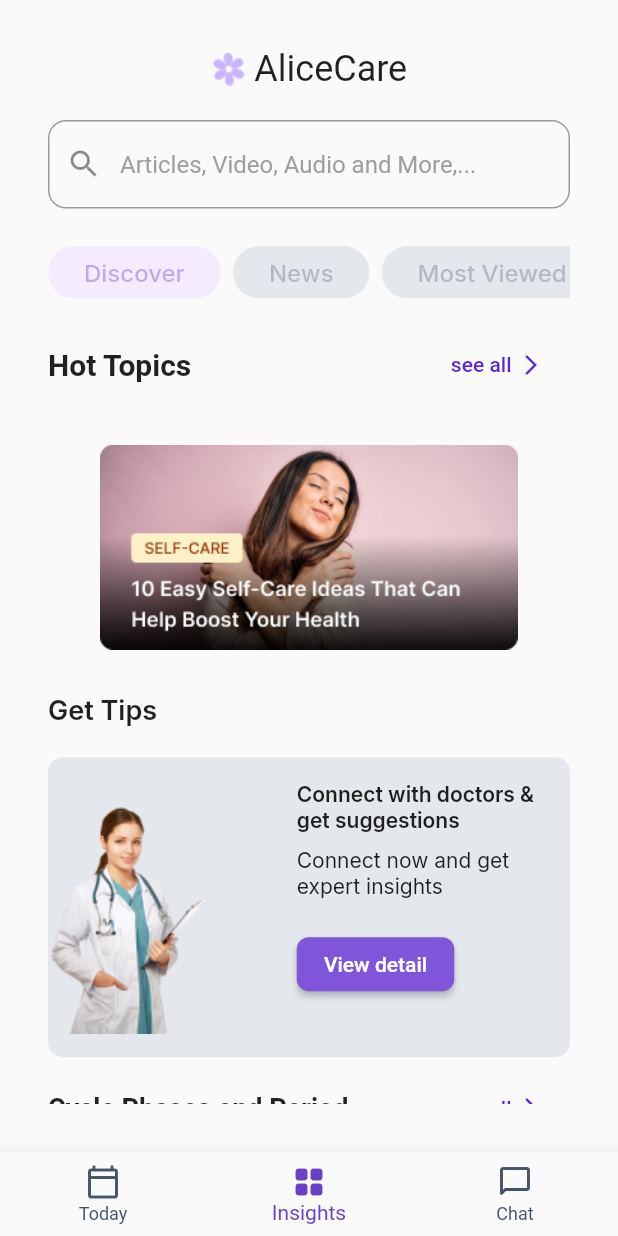
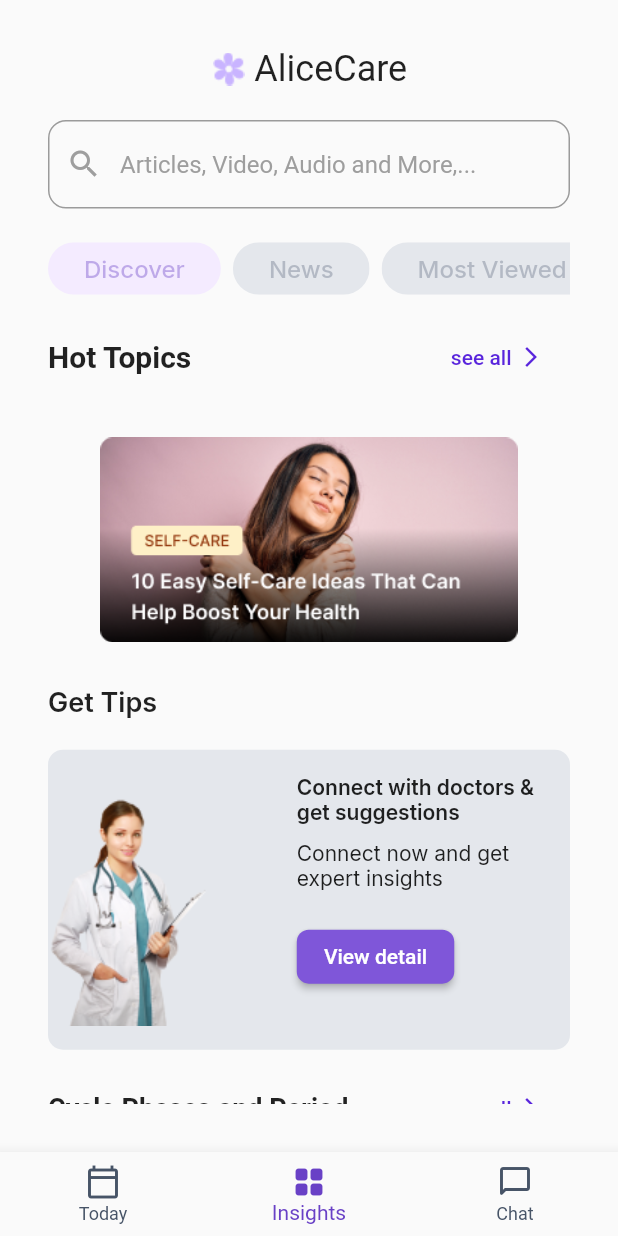
Before and after one commit to HatemReda7/exam_app, a Flutter app: the ThirdScreen screen opened by its route, on a phone screen of 412 x 824 dp. Run offline on Flutter 3.47's test engine with Material 2 defaults, Android fonts, the phone set to English and light mode, and no system bars; drawn by our look-alikes of carousel_slider; our stand-ins replace google_fonts; Roboto replaces fonts that are missing (Milonga).

Commit message:
edited color, and the size box

```diff
--- a/lib/third_screen.dart
+++ b/lib/third_screen.dart
@@ -30,14 +30,15 @@ class ThirdScreen extends StatelessWidget {
               TextFormField(
                 decoration: InputDecoration(
                   prefixIcon: const Icon(Icons.search),
+                  prefixIconColor: Colors.grey[500],
                   hintText: "Articles, Video, Audio and More,...",
-                  hintStyle: const TextStyle(color: Colors.grey,fontSize: 16,fontWeight: FontWeight.w400,),
+                  hintStyle: TextStyle(color: Colors.grey[500],fontSize: 16,fontWeight: FontWeight.w400,),
                   border: OutlineInputBorder(borderSide: const BorderSide(width: 2,color: Colors.grey),borderRadius: BorderRadius.circular(12))
                 ),
               ),
               const SizedBox(height: 20,),
               SizedBox(
-                height: 45,
+                height: 40,
                 child: ListView(
                   scrollDirection: Axis.horizontal,
                   children: [
@@ -47,7 +48,7 @@ class ThirdScreen extends StatelessWidget {
                         style: GoogleFonts.inter(fontSize: 16,fontWeight: FontWeight.w500,color: const Color(0xff6941C6)),),
                       selected: true,
                       selectedColor: const Color(0xffF4EBFF),
-                      avatarBorder: const OutlineInputBorder(borderSide: BorderSide(width: 2,color: Color(0xff6941C6))),
+                      avatarBorder: const OutlineInputBorder(borderSide: BorderSide(width: 2,color: Color(0xffD6BBFB))),
                       selectedShadowColor: Colors.transparent,
                       color: const MaterialStatePropertyAll(Color(0xff6941C6)),
                     ),
@@ -149,7 +150,7 @@ expert insights''',style: GoogleFonts.inter(fontSize: 14,fontWeight: FontWeight.
                   )
                 ],
               ),
-              const SizedBox(height: 10,),
+              const SizedBox(height: 15,),
               Row(
                 children: [
                   const Text("Cycle Phases and Period",style: TextStyle(fontSize: 18,fontWeight: FontWeight.w600),),
```
